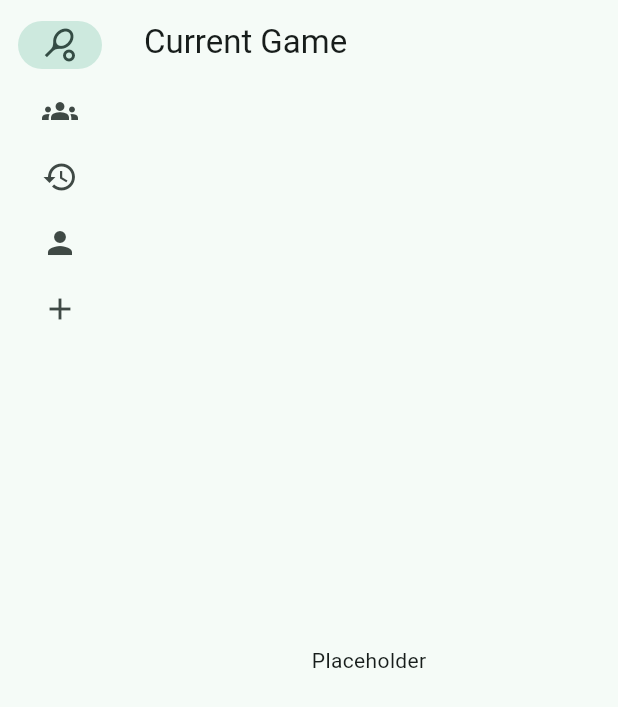
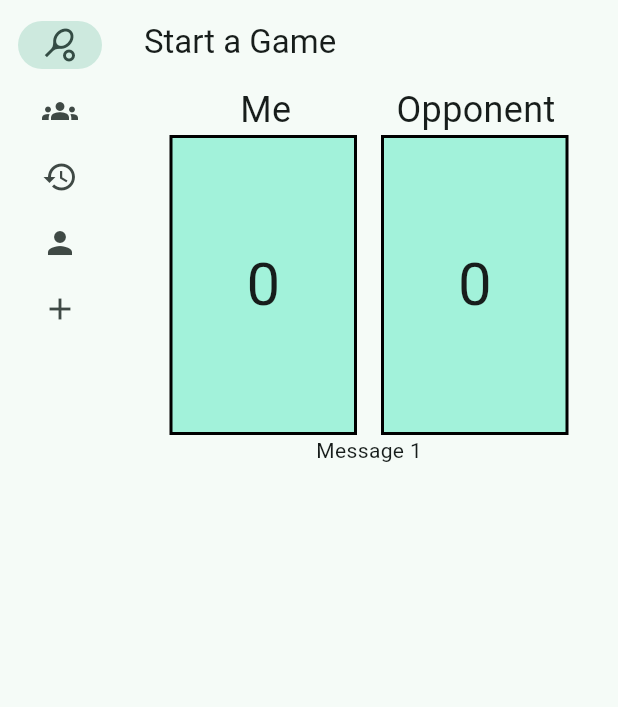
Before and after one commit to ninjamike1211/PaddlePals, a Flutter app: the screen it shows after launch, on a phone screen of 412 x 824 dp. Shown: the top 707 px of the screen. Run offline on Flutter 3.47's test engine with Material 3 defaults, Android fonts, the phone set to English and light mode, and no system bars; our stand-ins replace permission_handler; missing offline and left inert: flutter_reactive_ble.

Commit message:
game page, ble read buildout

```diff
--- a/pickle_app/lib/main.dart
+++ b/pickle_app/lib/main.dart
@@ -127,6 +127,7 @@ class BleFunctionality{
   final List<DiscoveredDevice> devices = [];
   late StreamSubscription<DiscoveredDevice> scanSubscription;
   late StreamSubscription<ConnectionStateUpdate> connection;
+  DiscoveredDevice? connectedDevice;
 
   BleFunctionality();
 
@@ -175,20 +176,104 @@ class BleFunctionality{
           .name} : ${connectionState.connectionState}");
       if (connectionState.connectionState == DeviceConnectionState.connected) {
         connectionStatus(true);
+        connectedDevice = selectedDevice;
         print("connected");
       }
       else if (connectionState.connectionState ==
           DeviceConnectionState.disconnected) {
         connectionStatus(false);
+        connectedDevice = null;
         print("disconnected");
       }
     }, onError: (Object error){
       print("Connecting to device resulted in error $error");
     });
   }
+
+  void readLiveFromDevice({
+    required DiscoveredDevice connectedDevice,
+    required Uuid serviceUuid,
+    required Uuid characteristicUuid,
+    required Function(String) onData,
+    required Function(String) onError,
+  }){
+
+
+    final characteristic = QualifiedCharacteristic(
+        characteristicId: characteristicUuid,
+        serviceId: serviceUuid,
+        deviceId: connectedDevice.id);
+
+    final response = flutterReactiveBle.subscribeToCharacteristic(characteristic).listen(
+          (data) {
+        // Convert List<int> to readable value
+        final stringValue = String.fromCharCodes(data);
+        print("read $stringValue");
+        onData(stringValue);
+      },
+      onError: (error) {
+        onError("Error reading string data $error");
+      },
+    );
+  }
 }
 
 final myBLE = BleFunctionality();
+
+class Game {
+  bool inProgress = false;
+  bool isFinished = false;
+  int myScore = 0;
+  int opponentScore = 0;
+  bool playingWithFriend = false;
+  String opponentName = "Opponent";
+  String winner = "";
+
+  void incMyScore(){
+    myScore += 1;
+  }
+
+  void incOppScore(){
+    opponentScore += 1;
+  }
+
+  bool checkForWinner(){
+    if (myScore >= 11 && opponentScore <= myScore - 2){
+      inProgress = false;
+      isFinished = true;
+      return true;
+    }
+    else if(opponentScore >= 11 && myScore <= opponentScore - 2){
+      inProgress = false;
+      isFinished = true;
+      return true;
+    }
+    else{
+      return false;
+    }
+  }
+
+  String getWinner(){
+    if (checkForWinner()){
+      if (myScore > opponentScore) {
+        winner = "me";
+        return winner;
+      }
+      else{
+        winner = "opponent";
+        return winner;
+      }
+    }
+    else{
+      return "no winner";
+    }
+  }
+
+  void startGame(){
+    inProgress = true;
+  }
+
+}
 
 class MyTextEntryWidget extends StatefulWidget {
   @override
@@ -249,7 +334,7 @@ class _MyTextEntryWidgetState extends State<MyTextEntryWidget> {
 }
 
 
-
+//User will probably be an app state
 class MyApp extends StatelessWidget {
   const MyApp({super.key});
 
@@ -259,7 +344,6 @@ class MyApp extends StatelessWidget {
     return MaterialApp(
       title: 'Flutter Demo',
       theme: ThemeData(
-
         colorScheme: ColorScheme.fromSeed(seedColor: Colors.tealAccent),
       ),
       home: MyHomePage(),
@@ -351,19 +435,140 @@ class _MyHomePageState extends State<MyHomePage> {
   }
 }
 
-class GamePage extends StatelessWidget{
+class GamePage extends StatefulWidget{
   const GamePage({super.key});
+
+  @override
+  State<GamePage> createState() => _GamePageState();
+}
+
+class _GamePageState extends State<GamePage> {
+  final game = Game();
+  final serviceUuid = Uuid.parse("your-service-uuid");
+  final characteristicUuid = Uuid.parse("your-char-uuid");
+
+
+  String getTitle(){
+    String title = "";
+    if (game.inProgress){
+      title = "Current Game";
+    }
+    else if (game.isFinished){
+      title = "Finished Game";
+    }
+    else{
+      title = "Start a Game";
+    }
+
+    return title;
+  }
+
+  //class Game variable
+  //title changes if game is started
+  //change page look if no connectedDevice
+
+  //subscribe to characteristics here
+  @override
+  void initState() {
+    super.initState();
+    if(myBLE.connectedDevice != null){
+     DiscoveredDevice device = myBLE.connectedDevice!;
+
+     myBLE.readLiveFromDevice(
+         connectedDevice: device,
+         serviceUuid: serviceUuid,
+         characteristicUuid: characteristicUuid,
+         onData: (data) {
+           setState(() {
+             game.myScore = int.tryParse(data) ?? 0;
+           });
+         },
+         onError: (error) {
+           setState(() {
+             game.myScore = -1;
+           });
+         },
+     );
+    }
+
+  }
 
   @override
   Widget build(BuildContext context){
     return Scaffold(
       appBar: AppBar(
-        title: const Text('Current Game'),
+        title: Text(
+          getTitle()
+        ),
       ),
-      body: const Center(
-        child: Text('Placeholder'),
-      ),
-    );
+      body:
+        Column(
+          children: [
+            Row(
+              children: [
+                SizedBox(width: 80,),
+                Text(
+                  "Me",
+                  style: TextStyle(
+                    fontSize: 24
+                  ),
+                ),
+                SizedBox(width: 70,), //,may need to make spacing variable depending opponentName
+                Text(
+                  game.opponentName,
+                  style: TextStyle(
+                      fontSize: 24
+                  ),
+                ),
+              ],
+            ),
+            Row(
+              mainAxisAlignment: MainAxisAlignment.center,
+              children: [
+                Container(
+                  height: 200,
+                  width: 125,
+                  decoration:BoxDecoration(
+                    color: Theme.of(context).colorScheme.primaryContainer,
+                    border: Border.all(
+                      color: Colors.black,
+                      width: 2
+                    )
+                  ),
+                  alignment: Alignment.center,
+                  child: Text(
+                      game.myScore.toString(),
+                      style: TextStyle(
+                        fontSize: 40
+                      ),
+                  ),
+
+                ),
+                SizedBox(width: 16),
+                Container(
+                    height: 200,
+                    width: 125,
+                    decoration:BoxDecoration(
+                        color: Theme.of(context).colorScheme.primaryContainer,
+                        border: Border.all(
+                            color: Colors.black,
+                            width: 2
+                        )
+                    ),
+                    alignment: Alignment.center,
+                    child: Text(
+                        game.opponentScore.toString(),
+                        style: TextStyle(
+                            fontSize: 40
+                        ),
+                    )
+                ),
+              ],
+            ),
+            Text("Message 1"),
+          ],
+        ),
+      );
   }
 }
 
```
